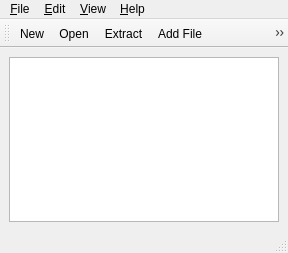
This is qtarc/ui/mainwindow.ui in rgfernandes/qtdesktop as Qt 5 draws it before an edit. The edited form follows.
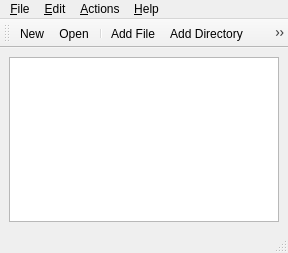
This is the edited form. Icons and pictures are not drawn.

What changed in the file:
```diff
--- a/qtarc/ui/mainwindow.ui
+++ b/qtarc/ui/mainwindow.ui
@@ -26,7 +26,7 @@
      <x>0</x>
      <y>0</y>
      <width>288</width>
-     <height>22</height>
+     <height>26</height>
     </rect>
    </property>
    <widget class="QMenu" name="menu_File">
@@ -56,14 +56,6 @@
     <addaction name="separator"/>
     <addaction name="actionSelectAll"/>
     <addaction name="actionDeselect"/>
-    <addaction name="separator"/>
-    <addaction name="actionAddFile"/>
-    <addaction name="actionAddDirectory"/>
-   </widget>
-   <widget class="QMenu" name="menu_View">
-    <property name="title">
-     <string>&amp;View</string>
-    </property>
    </widget>
    <widget class="QMenu" name="menu_Help">
     <property name="title">
@@ -72,9 +64,18 @@
     <addaction name="actionAbout"/>
     <addaction name="actionAboutQt"/>
    </widget>
+   <widget class="QMenu" name="menu_Actions">
+    <property name="title">
+     <string>&amp;Actions</string>
+    </property>
+    <addaction name="actionAddFile"/>
+    <addaction name="actionAddDirectory"/>
+    <addaction name="actionExtract"/>
+    <addaction name="actionDelete"/>
+   </widget>
    <addaction name="menu_File"/>
    <addaction name="menu_Edit"/>
-   <addaction name="menu_View"/>
+   <addaction name="menu_Actions"/>
    <addaction name="menu_Help"/>
   </widget>
   <widget class="QStatusBar" name="statusbar"/>
@@ -90,9 +91,11 @@
    </attribute>
    <addaction name="actionNew"/>
    <addaction name="actionOpen"/>
-   <addaction name="actionExtract"/>
+   <addaction name="separator"/>
    <addaction name="actionAddFile"/>
    <addaction name="actionAddDirectory"/>
+   <addaction name="actionExtract"/>
+   <addaction name="actionDelete"/>
   </widget>
   <action name="actionNew">
    <property name="icon">
```
Left out of the diff: 66 changed lines with no effect on the pictures.
